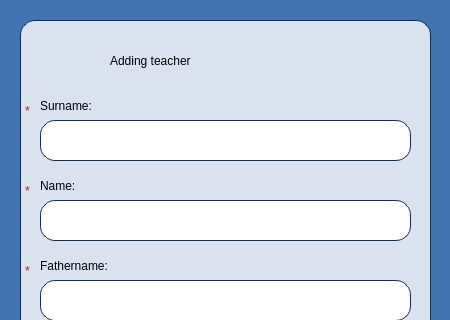
Old version of the form Planner/teacheradding.ui in the repository BeliaViktoria/Planner; both pictures show x 0 to 450 and y 0 to 320 of the 450 by 600 pixel window.
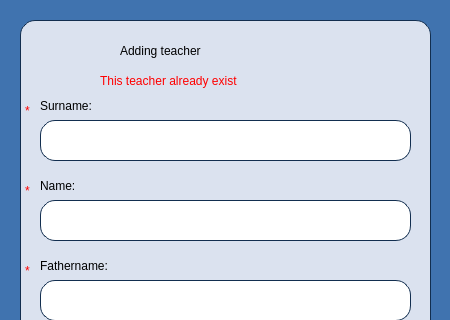
New version of the form.

```diff
--- a/Planner/teacheradding.ui
+++ b/Planner/teacheradding.ui
@@ -196,8 +196,8 @@
   <widget class="QLabel" name="label_AddingTeacher">
    <property name="geometry">
     <rect>
-     <x>110</x>
-     <y>40</y>
+     <x>120</x>
+     <y>30</y>
      <width>221</width>
      <height>41</height>
     </rect>
@@ -350,6 +350,24 @@
      <string>*</string>
     </property>
    </widget>
+   <widget class="QLabel" name="label_AlreadyExist">
+    <property name="geometry">
+     <rect>
+      <x>80</x>
+      <y>45</y>
+      <width>251</width>
+      <height>31</height>
+     </rect>
+    </property>
+    <property name="styleSheet">
+     <string notr="true">border-width:0px;
+font: 14pt &quot;Gentium Book Basic&quot;;
+color:red;</string>
+    </property>
+    <property name="text">
+     <string>This teacher already exist</string>
+    </property>
+   </widget>
   </widget>
   <zorder>widget_AddingTeacher</zorder>
   <zorder>label_Surname</zorder>
```
